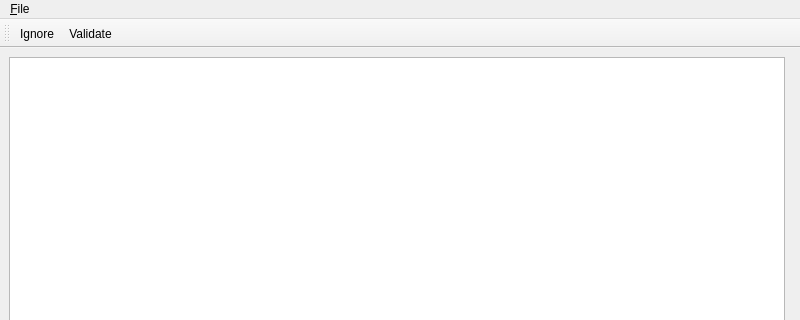
This is resources/ui/main_window.ui in antolu/aisi-joints as Qt 5 draws it before an edit; both pictures show x 0 to 800 and y 0 to 320 of the 800 by 600 pixel window. The edited form follows.
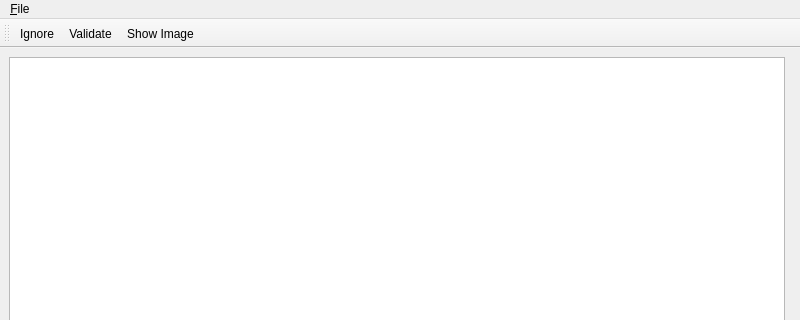
This is the edited form. Icons and pictures are not drawn. Custom widgets are drawn as their Qt base class.

Commit message: add action to show image (spacebar)

Patch:
```diff
--- a/resources/ui/main_window.ui
+++ b/resources/ui/main_window.ui
@@ -65,6 +65,7 @@
    </attribute>
    <addaction name="actionIgnore"/>
    <addaction name="actionValidate"/>
+   <addaction name="actionShow_Image"/>
   </widget>
   <action name="actionExit">
    <property name="text">
```
The commit also changes 2 other files.
